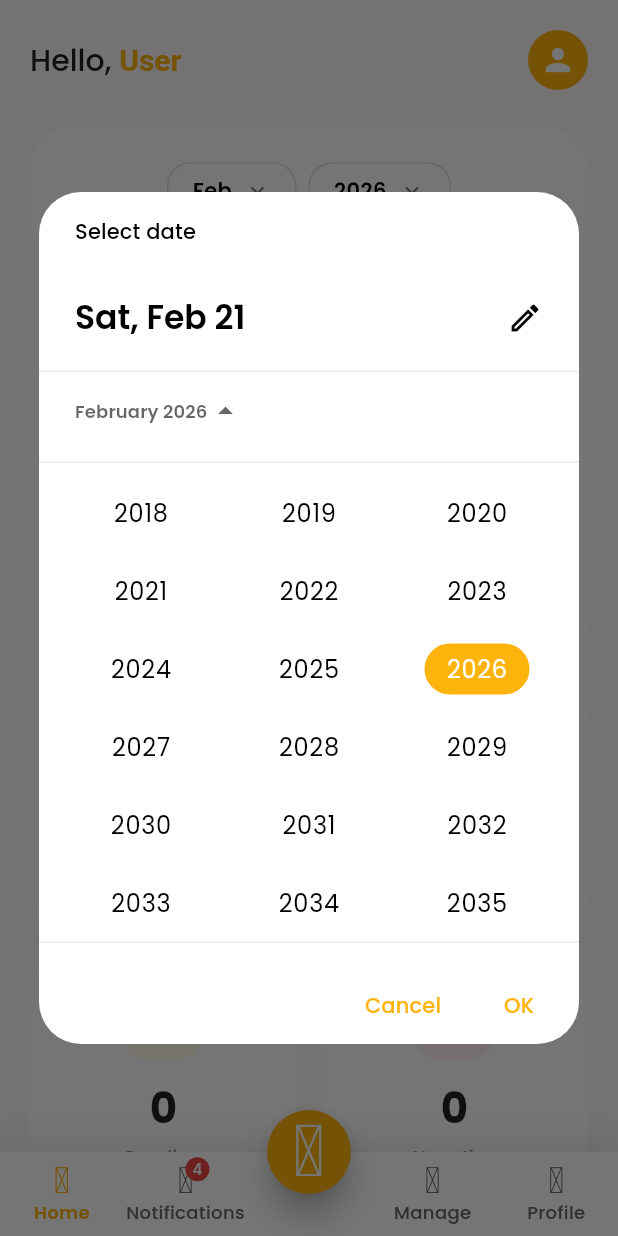
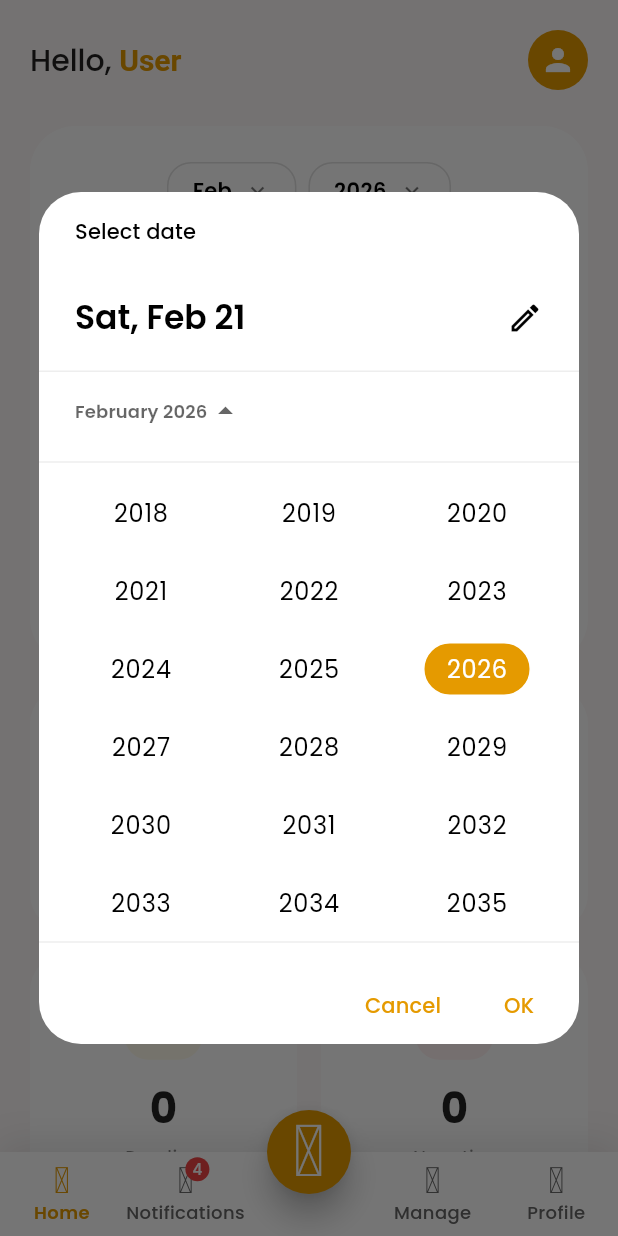
Before and after one commit to vivekvsingh19/remind-karo, a Flutter app: the MainScreen screen opened directly, after a tap on an icon or button, on a phone screen of 412 x 824 dp. Run offline on Flutter 3.47's test engine with Material 3 defaults, Android fonts, the phone set to English and light mode, and no system bars; our stand-ins replace dartz, dio, equatable, flutter_bloc, flutter_local_notifications, google_fonts and 5 more; accounts and stored records are empty; network calls fail.

Commit message:
feat: Refine user data parsing to handle backend variations, improve user profile display in dashboard and profile screens, and update primary theme color.

```diff
--- a/lib/core/theme/app_theme.dart
+++ b/lib/core/theme/app_theme.dart
@@ -7,7 +7,7 @@ class AppTheme {
 
   // Primary Colors
   // Primary Colors
-  static const Color primaryColor = Color(0xFFFEB40D); // Golden Yellow
+  static const Color primaryColor = Color(0xFFE59A00); // Golden Yellow
   static const Color primaryDark = Color(0xFFE59A00);
   static const Color primaryLight = Color(0xFFFFC93D);
 
--- a/lib/features/auth/data/models/user_model.dart
+++ b/lib/features/auth/data/models/user_model.dart
@@ -23,7 +23,8 @@ class UserModel extends Equatable {
   /// Create UserModel from JSON map
   factory UserModel.fromJson(Map<String, dynamic> json) {
     return UserModel(
-      id: json['id'] ?? '',
+      // Backend uses 'user_id' (PostgreSQL column), fallback to 'id'
+      id: (json['user_id'] ?? json['id'] ?? '').toString(),
       name: json['name'] ?? '',
       phoneNumber: json['phoneNumber'] ?? json['mobile_number'] ?? '',
       email: json['email'],
--- a/lib/features/auth/presentation/bloc/auth_bloc.dart
+++ b/lib/features/auth/presentation/bloc/auth_bloc.dart
@@ -155,12 +155,14 @@ class AuthBloc extends Bloc<AuthEvent, AuthState> {
         emit(state.copyWith(isLoading: false, error: failure.message));
       },
       (response) {
+        // Backend returns: { token, user: { user_id, name, email, mobile_number } }
+        final userData = response['user'] as Map<String, dynamic>? ?? response;
         final userProfile = UserModel(
-          id: response['id'] ?? response['userId'] ?? '',
-          name: response['name'] ?? '',
+          id: (userData['user_id'] ?? userData['id'] ?? '').toString(),
+          name: userData['name'] ?? '',
           phoneNumber:
-              response['mobile_number'] ?? response['phoneNumber'] ?? '',
-          email: response['email'],
+              userData['mobile_number'] ?? userData['phoneNumber'] ?? '',
+          email: userData['email'],
           createdAt: DateTime.now(),
           updatedAt: DateTime.now(),
         );
--- a/lib/features/dashboard/presentation/screens/dashboard_screen.dart
+++ b/lib/features/dashboard/presentation/screens/dashboard_screen.dart
@@ -76,7 +76,11 @@ class _DashboardScreenState extends State<DashboardScreen> {
   Widget _buildHeader(BuildContext context) {
     return BlocBuilder<AuthBloc, AuthState>(
       builder: (context, state) {
-        final name = state.userProfile?.name ?? 'User';
+        final name =
+            (state.userProfile?.name != null &&
+                state.userProfile!.name.isNotEmpty)
+            ? state.userProfile!.name
+            : 'User';
         // Get just the first name
         final firstName = name.split(' ').first;
 
--- a/lib/features/profile/presentation/screens/profile_screen.dart
+++ b/lib/features/profile/presentation/screens/profile_screen.dart
@@ -24,10 +24,13 @@ class ProfileScreen extends StatelessWidget {
             }
 
             final user = state.userProfile;
+            final name = (user?.name != null && user!.name.isNotEmpty)
+                ? user.name
+                : 'User';
 
             return Column(
               children: [
-                _buildTopBar(context),
+                _buildTopBar(context, name),
                 Expanded(
                   child: SingleChildScrollView(
                     padding: const EdgeInsets.symmetric(
@@ -41,10 +44,12 @@ class ProfileScreen extends StatelessWidget {
                         // Profile header
                         _buildProfileHeader(
                           context,
-                          user?.name ?? 'Yash Nayak',
+                          name,
                           user?.photoUrl,
+                          // email: user?.email,
+                          // phoneNumber: user?.phoneNumber,
                         ),
-                        const SizedBox(height: 40),
+                        const SizedBox(height: 20),
                         // Account section
                         Container(
                           decoration: BoxDecoration(
@@ -107,7 +112,7 @@ class ProfileScreen extends StatelessWidget {
     );
   }
 
-  Widget _buildTopBar(BuildContext context) {
+  Widget _buildTopBar(BuildContext context, String name) {
     return Padding(
       padding: const EdgeInsets.fromLTRB(20, 10, 20, 10),
       child: Row(
@@ -124,11 +129,14 @@ class ProfileScreen extends StatelessWidget {
             alignment: Alignment.centerLeft,
           ),
           const SizedBox(width: 8),
-          Text(
-            'Profile',
-            style: Theme.of(context).textTheme.headlineMedium?.copyWith(
-              fontWeight: FontWeight.bold,
-              color: Colors.black54,
+          Expanded(
+            child: Text(
+              name,
+              style: Theme.of(context).textTheme.headlineMedium?.copyWith(
+                fontWeight: FontWeight.bold,
+                color: Colors.black54,
+              ),
+              overflow: TextOverflow.ellipsis,
             ),
           ),
         ],
@@ -149,8 +157,10 @@ class ProfileScreen extends StatelessWidget {
   Widget _buildProfileHeader(
     BuildContext context,
     String name,
-    String? photoUrl,
-  ) {
+    String? photoUrl, {
+    String? email,
+    String? phoneNumber,
+  }) {
     return Center(
       child: Column(
         children: [
@@ -210,6 +220,24 @@ class ProfileScreen extends StatelessWidget {
               color: Colors.black87,
             ),
           ),
+          if (email != null && email.isNotEmpty) ...[
+            const SizedBox(height: 4),
+            Text(
+              email,
+              style: Theme.of(
+                context,
+              ).textTheme.bodyMedium?.copyWith(color: Colors.black54),
+            ),
+          ],
+          if (phoneNumber != null && phoneNumber.isNotEmpty) ...[
+            const SizedBox(height: 2),
+            Text(
+              phoneNumber,
+              style: Theme.of(
+                context,
+              ).textTheme.bodySmall?.copyWith(color: Colors.black45),
+            ),
+          ],
         ],
       ),
     );
```
